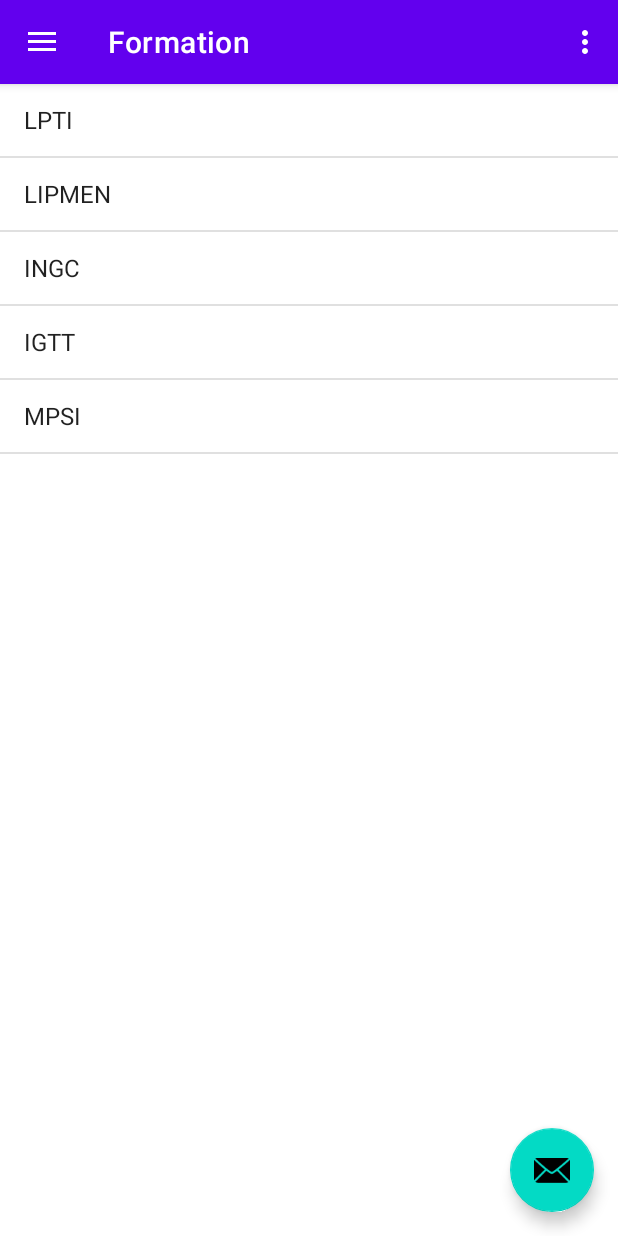
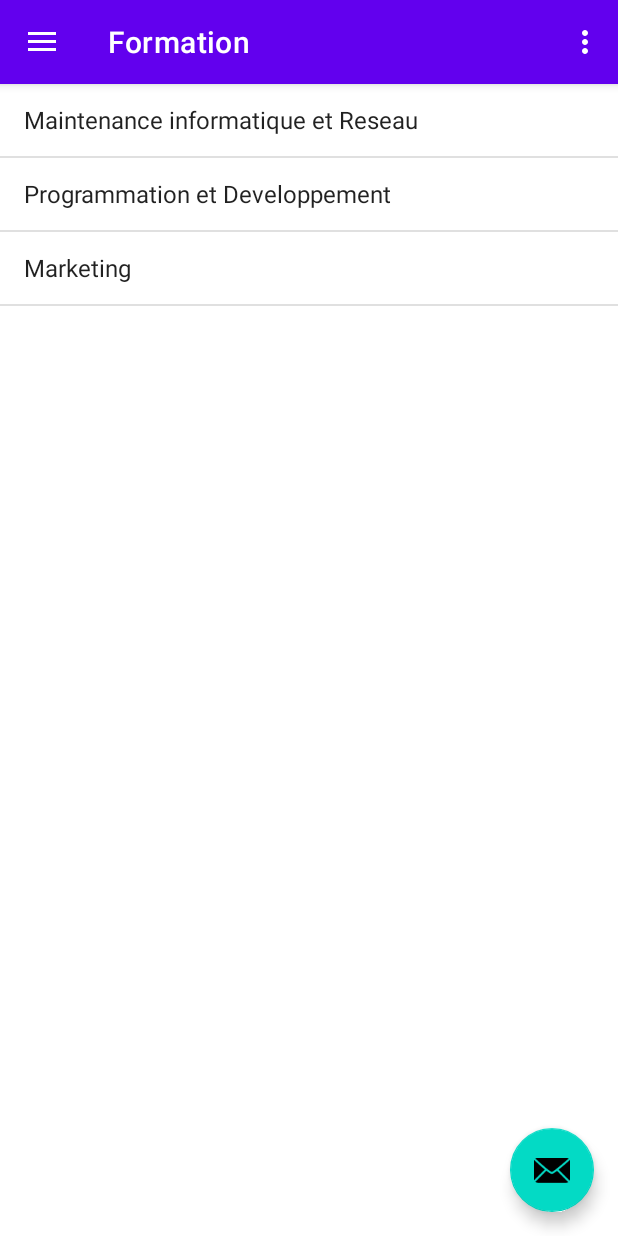
Before and after one commit to ouedraogoluc/campusEsmt, an Android app: the HomeActivity screen opened directly, with no data from a screen before it, in the side drawer, after a tap on "Formation", on a phone screen of 412 x 824 dp. Run offline under Robolectric (Android 15) with nearby library versions, the phone set to English and light mode, and no system bars; our stand-ins replace navigation-ui.

Commit message:
projet android loic supinfo

```diff
--- a/app/src/main/res/layout/activity_home.xml
+++ b/app/src/main/res/layout/activity_home.xml
@@ -21,4 +21,6 @@
         android:fitsSystemWindows="true"
         app:headerLayout="@layout/nav_header_main"
         app:menu="@menu/activity_main_drawer" />
+
+
 </androidx.drawerlayout.widget.DrawerLayout>
--- a/app/src/main/res/layout/fragment_home.xml
+++ b/app/src/main/res/layout/fragment_home.xml
@@ -11,12 +11,6 @@
         android:layout_width="match_parent"
         android:layout_height="match_parent"
         >
-        <ImageView
-            android:src="@mipmap/ic_launcher"
-            android:layout_gravity="center"
-            android:layout_width="200dp"
-            android:layout_height="200dp"
-            />
         <TextView
             android:textSize="@dimen/dim_title"
             android:padding="@dimen/dim_top"
--- a/app/src/main/res/values/arrays.xml
+++ b/app/src/main/res/values/arrays.xml
@@ -1,16 +1,13 @@
 <?xml version="1.0" encoding="utf-8"?>
 <resources>
     <string-array name="tab_formations">
-        <item>LPTI</item>
-        <item>LIPMEN</item>
-        <item>INGC</item>
-        <item>IGTT</item>
-        <item>MPSI</item>
+        <item>Maintenance informatique et Reseau</item>
+        <item>Programmation et Developpement</item>
+        <item>Marketing</item>
     </string-array>
     <string-array name="tab_details">
-        <item> Maths,Java,Html,javascript,php,Dev mobile,Dev web, application,ART,Dev Ops , Admin,sys</item>
-        <item> Management,Economy , Btnu,Math,Hml,project management.Project manager,Technical commercial</item>
-        <item>IGTT</item>
-        <item>MPSI</item>
+        <item> Architecture PC – Electricité et Electronique - Périphériques - Initiation Réseau - Assemblage PC et config.- Diagnostique de panne - LAN etProtocoles – Architecture et Câblage - Serveurs et OS</item>
+        <item>java,Android,PHP , Python,html et css</item>
+        <item>Techniques de communication - Gestion produits services - marketing et communication - Langage et Créativité - Outils CRM - Vente et négociation Sondage et Statistique - Économie d’Entreprise</item>
     </string-array>
 </resources>
```
Also changed, not shown: app/src/main/java/com/example/campusesmt/MainActivity.java (+4 -4 lines), app/src/main/res/layout/nav_header_main.xml (+1 -7 lines), app/src/main/res/values/strings.xml (+4 -10 lines), app/src/main/res/mipmap-hdpi/ic_launcher.png (deleted), app/src/main/res/mipmap-hdpi/ic_launcher_foreground.png (deleted), app/src/main/res/mipmap-hdpi/ic_launcher_round.png (deleted), app/src/main/res/mipmap-mdpi/ic_launcher.png (deleted), app/src/main/res/mipmap-mdpi/ic_launcher_foreground.png (deleted), app/src/main/res/mipmap-mdpi/ic_launcher_round.png (deleted), app/src/main/res/mipmap-xhdpi/ic_launcher.png (deleted), app/src/main/res/mipmap-xhdpi/ic_launcher_foreground.png (deleted), app/src/main/res/mipmap-xhdpi/ic_launcher_round.png (deleted), app/src/main/res/mipmap-xxxhdpi/ic_launcher.png (deleted), app/src/main/res/mipmap-xxxhdpi/ic_launcher_foreground.png (deleted), 1 more files, 2 other files.
